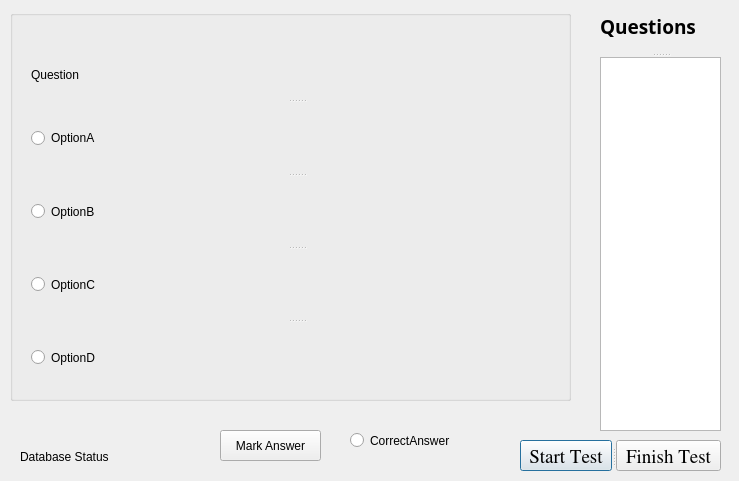
Qt form questions.ui (sahilsehgal1995/Quiz_Project) before a commit.
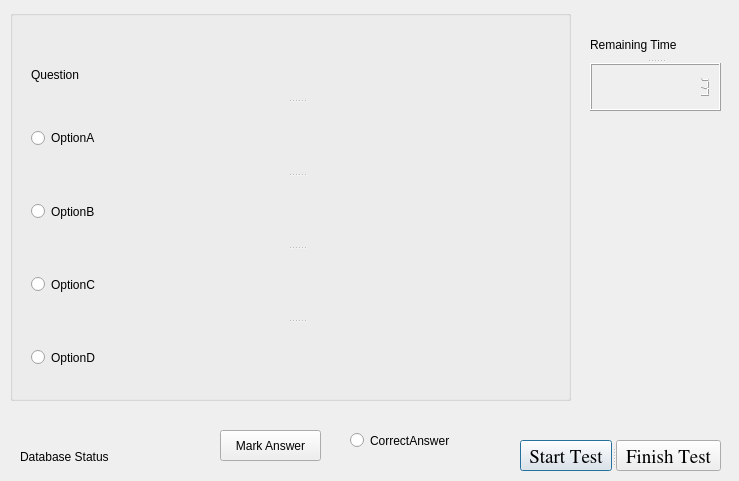
The same form after that commit.

Commit message: Timer Added to Questions Dialog Box

```diff
--- a/questions.ui
+++ b/questions.ui
@@ -116,33 +116,6 @@
     </property>
    </widget>
   </widget>
-  <widget class="QSplitter" name="splitter">
-   <property name="geometry">
-    <rect>
-     <x>600</x>
-     <y>0</y>
-     <width>121</width>
-     <height>431</height>
-    </rect>
-   </property>
-   <property name="orientation">
-    <enum>Qt::Vertical</enum>
-   </property>
-   <widget class="QLabel" name="label">
-    <property name="font">
-     <font>
-      <family>ori1Uni</family>
-      <pointsize>14</pointsize>
-      <weight>75</weight>
-      <bold>true</bold>
-     </font>
-    </property>
-    <property name="text">
-     <string>Questions</string>
-    </property>
-   </widget>
-   <widget class="QTableView" name="tableView"/>
-  </widget>
   <widget class="QPushButton" name="MarkAnswer">
    <property name="geometry">
     <rect>
@@ -169,6 +142,38 @@
     <string>CorrectAnswer</string>
    </property>
   </widget>
+  <widget class="QSplitter" name="splitter">
+   <property name="geometry">
+    <rect>
+     <x>590</x>
+     <y>30</y>
+     <width>131</width>
+     <height>81</height>
+    </rect>
+   </property>
+   <property name="orientation">
+    <enum>Qt::Vertical</enum>
+   </property>
+   <widget class="QLabel" name="RemainigTime">
+    <property name="text">
+     <string>Remaining Time</string>
+    </property>
+   </widget>
+   <widget class="QLCDNumber" name="ledNumber">
+    <property name="frameShadow">
+     <enum>QFrame::Raised</enum>
+    </property>
+    <property name="digitCount">
+     <number>12</number>
+    </property>
+    <property name="segmentStyle">
+     <enum>QLCDNumber::Outline</enum>
+    </property>
+    <property name="value" stdset="0">
+     <double>3.000000000000000</double>
+    </property>
+   </widget>
+  </widget>
  </widget>
  <resources/>
  <connections/>
```
The commit also changes 3 other files.
